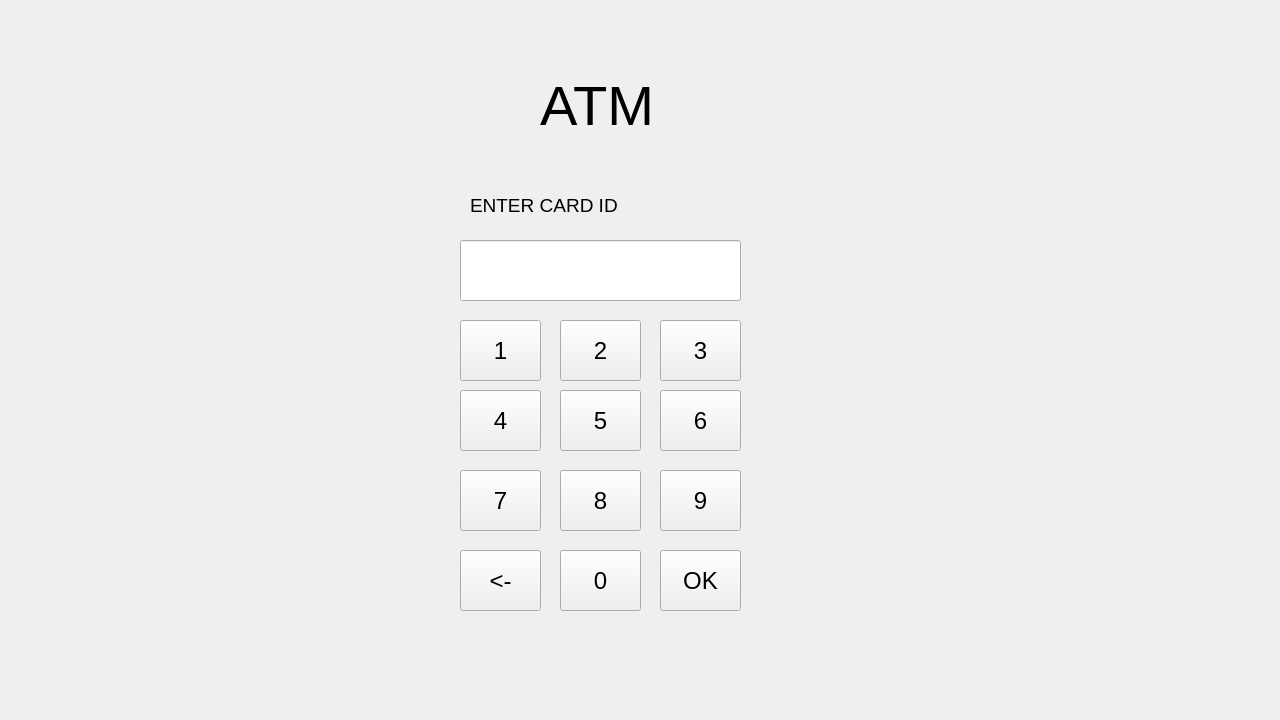
Qt form bank-automat/mainwindow.ui (alavuvi/atm-simulator-project) before a commit.
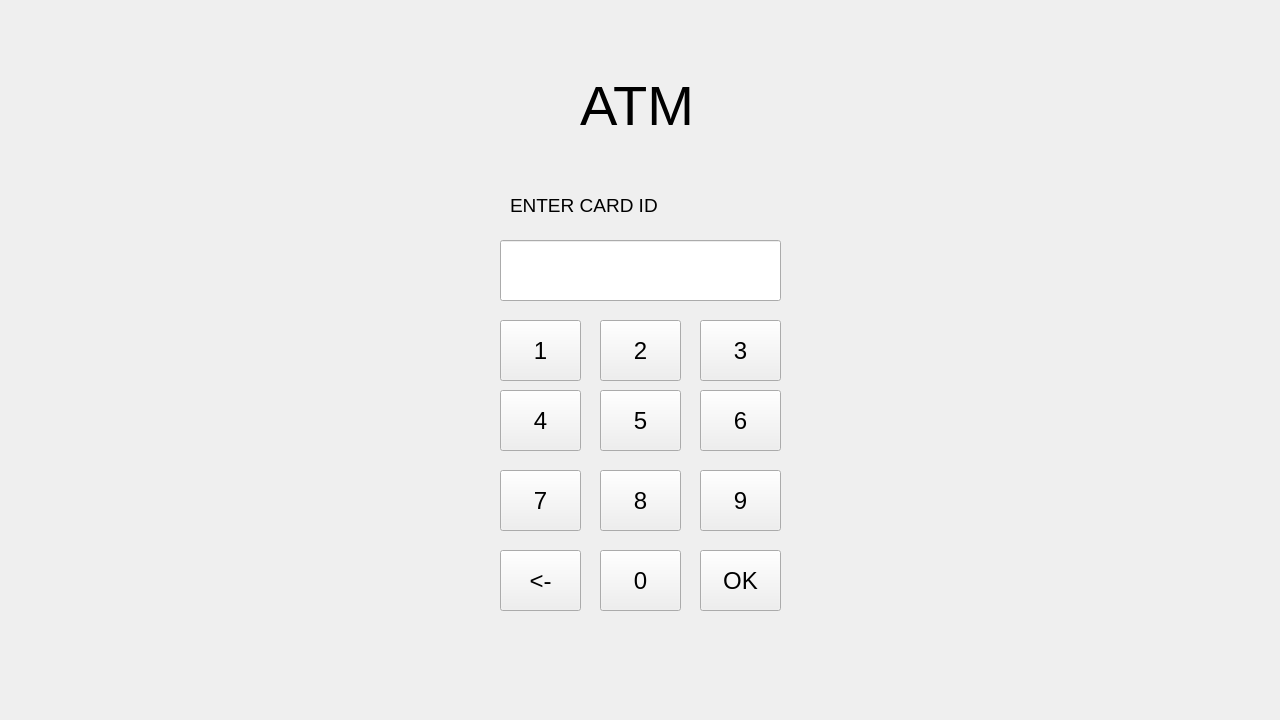
The same form after that commit.

What changed in the file:
```diff
--- a/bank-automat/mainwindow.ui
+++ b/bank-automat/mainwindow.ui
@@ -23,7 +23,7 @@
    <widget class="QLineEdit" name="lineCardId">
     <property name="geometry">
      <rect>
-      <x>460</x>
+      <x>500</x>
       <y>240</y>
       <width>281</width>
       <height>61</height>
@@ -39,7 +39,7 @@
    <widget class="QPushButton" name="button02">
     <property name="geometry">
      <rect>
-      <x>560</x>
+      <x>600</x>
       <y>320</y>
       <width>81</width>
       <height>61</height>
@@ -57,7 +57,7 @@
    <widget class="QPushButton" name="button06">
     <property name="geometry">
      <rect>
-      <x>660</x>
+      <x>700</x>
       <y>390</y>
       <width>81</width>
       <height>61</height>
@@ -75,7 +75,7 @@
    <widget class="QLabel" name="labelInfo">
     <property name="geometry">
      <rect>
-      <x>460</x>
+      <x>500</x>
       <y>630</y>
       <width>281</width>
       <height>20</height>
@@ -88,7 +88,7 @@
    <widget class="QPushButton" name="button08">
     <property name="geometry">
      <rect>
-      <x>560</x>
+      <x>600</x>
       <y>470</y>
       <width>81</width>
       <height>61</height>
@@ -106,7 +106,7 @@
    <widget class="QPushButton" name="buttonOk">
     <property name="geometry">
      <rect>
-      <x>660</x>
+      <x>700</x>
       <y>550</y>
       <width>81</width>
       <height>61</height>
@@ -124,7 +124,7 @@
    <widget class="QPushButton" name="button07">
     <property name="geometry">
      <rect>
-      <x>460</x>
+      <x>500</x>
       <y>470</y>
       <width>81</width>
       <height>61</height>
@@ -142,7 +142,7 @@
    <widget class="QPushButton" name="button03">
     <property name="geometry">
      <rect>
-      <x>660</x>
+      <x>700</x>
       <y>320</y>
       <width>81</width>
       <height>61</height>
@@ -160,7 +160,7 @@
    <widget class="QPushButton" name="buttonBack">
     <property name="geometry">
      <rect>
-      <x>460</x>
+      <x>500</x>
       <y>550</y>
       <width>81</width>
       <height>61</height>
@@ -178,7 +178,7 @@
    <widget class="QPushButton" name="button01">
     <property name="geometry">
      <rect>
-      <x>460</x>
+      <x>500</x>
       <y>320</y>
       <width>81</width>
       <height>61</height>
@@ -196,7 +196,7 @@
    <widget class="QPushButton" name="button04">
     <property name="geometry">
      <rect>
-      <x>460</x>
+      <x>500</x>
       <y>390</y>
       <width>81</width>
       <height>61</height>
@@ -214,7 +214,7 @@
    <widget class="QPushButton" name="button05">
     <property name="geometry">
      <rect>
-      <x>560</x>
+      <x>600</x>
       <y>390</y>
       <width>81</width>
       <height>61</height>
@@ -232,7 +232,7 @@
    <widget class="QPushButton" name="button00">
     <property name="geometry">
      <rect>
-      <x>560</x>
+      <x>600</x>
       <y>550</y>
       <width>81</width>
       <height>61</height>
@@ -250,7 +250,7 @@
    <widget class="QPushButton" name="button09">
     <property name="geometry">
      <rect>
-      <x>660</x>
+      <x>700</x>
       <y>470</y>
       <width>81</width>
       <height>61</height>
@@ -268,7 +268,7 @@
    <widget class="QLabel" name="KorttiID">
     <property name="geometry">
      <rect>
-      <x>470</x>
+      <x>510</x>
       <y>180</y>
       <width>151</width>
       <height>51</height>
@@ -286,7 +286,7 @@
    <widget class="QLabel" name="labelLogo">
     <property name="geometry">
      <rect>
-      <x>540</x>
+      <x>580</x>
       <y>50</y>
       <width>141</width>
       <height>111</height>
```
